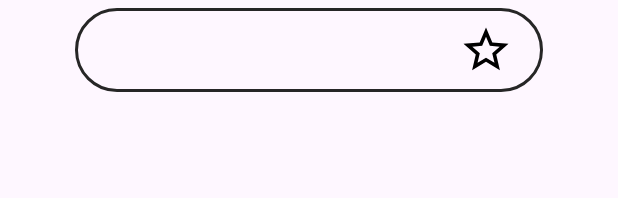
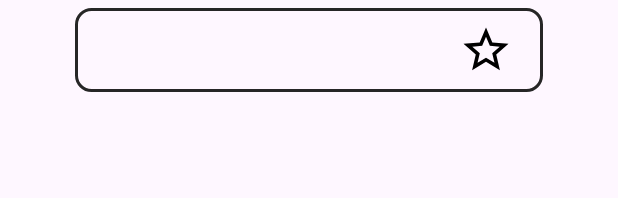
Before and after one commit to kasimAbi/Kotlin-Countries, an Android app: the layout template_list_item.xml on its own in the app's theme, with its tools: preview values and no code run, on a phone screen of 412 x 824 dp. Shown: the top 198 px of the screen. Run offline under Robolectric (Android 15) with nearby library versions, the phone set to English and light mode, and no system bars.

Commit message:
update border radius from items

```diff
--- a/app/src/main/res/drawable/layout_border.xml
+++ b/app/src/main/res/drawable/layout_border.xml
@@ -4,7 +4,7 @@
         <shape android:shape="rectangle">
             <solid android:color="@android:color/transparent"/>
             <stroke android:width="2dp" android:color="#262626"/>
-            <corners android:radius="1000px"/>
+            <corners android:radius="10dp"/>
         </shape>
     </item>
 </layer-list>
```
